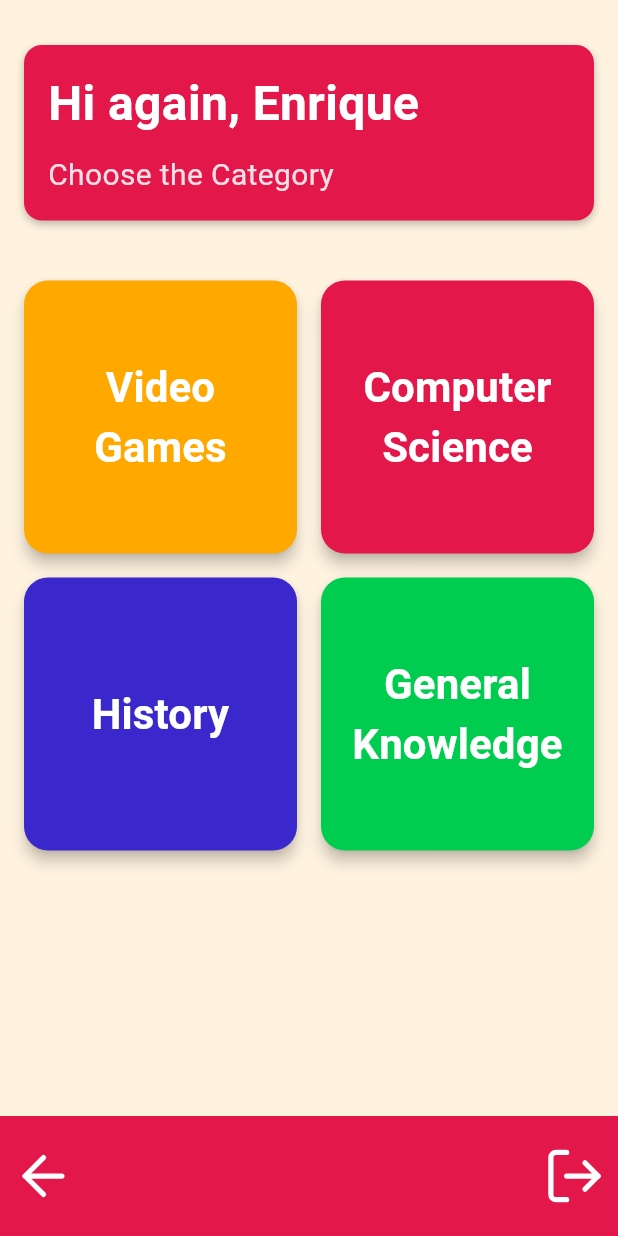
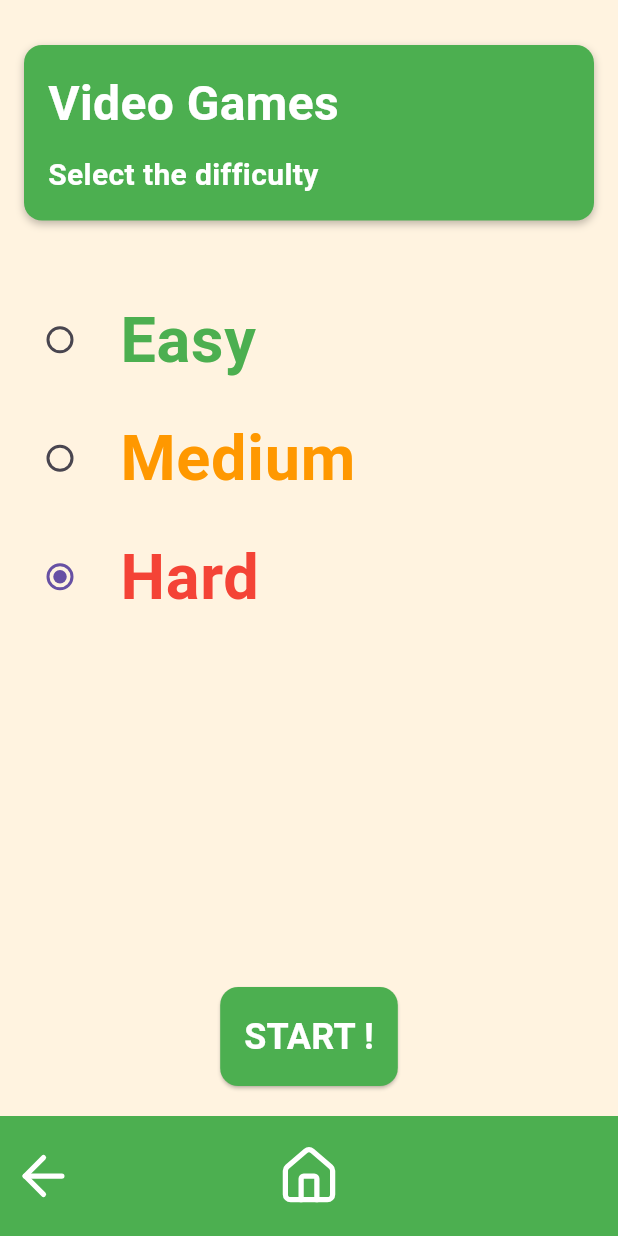
Before and after one commit to mirip1/QuizTime, a Flutter app: the HomeScreen screen opened by its route, after a tap on "Video Games", on a phone screen of 412 x 824 dp. Run offline on Flutter 3.47's test engine with Material 3 defaults, Android fonts, the phone set to English and light mode, and no system bars; our stand-ins replace firebase_auth, firebase_core, lucide_icons; accounts and stored records are empty.

Commit message:
Interfaz practicamente terminada

```diff
--- a/lib/main.dart
+++ b/lib/main.dart
@@ -18,8 +18,8 @@ class QuizTimeApp extends StatelessWidget {
   Widget build(BuildContext context) {
     return MaterialApp(
         debugShowCheckedModeBanner: false,
-        initialRoute: '/login',
-        routes: appRoutes,
+        initialRoute: '/login', // Aquí defines la ruta inicial
+        onGenerateRoute: onGenerateRoute,
         theme: ThemeData(
           scaffoldBackgroundColor: const Color(0xFFFFF3E0),
         ));
--- a/lib/routes/routes.dart
+++ b/lib/routes/routes.dart
@@ -2,9 +2,38 @@ import 'package:flutter/material.dart';
 import '../screens/login.dart';
 import '../screens/register.dart';
 import '../screens/home.dart';
+import '../screens/difficulty.dart';
 
-final Map<String, WidgetBuilder> appRoutes = {
-  '/login': (BuildContext context) => const LoginScreen(),
-  '/register': (BuildContext context) => const RegisterScreen(),
-  '/quiz': (BuildContext context) => const HomeScreen(),
-};
+Route<dynamic> onGenerateRoute(RouteSettings settings) {
+  switch (settings.name) {
+    case '/login':
+      return MaterialPageRoute(builder: (_) => const LoginScreen());
+
+    case '/register':
+      return MaterialPageRoute(builder: (_) => const RegisterScreen());
+
+    case '/quiz':
+      return MaterialPageRoute(builder: (_) => const HomeScreen());
+
+    case '/difficulty':
+      if (settings.arguments is Map<String, dynamic>) {
+        final args = settings.arguments as Map<String, dynamic>;
+        return MaterialPageRoute(
+          builder: (_) => DifficultySelectionScreen(category: args['category']),
+        );
+      }
+      return _errorRoute();
+
+    default:
+      return _errorRoute();
+  }
+}
+
+Route<dynamic> _errorRoute() {
+  return MaterialPageRoute(
+    builder: (_) => Scaffold(
+      appBar: AppBar(title: const Text("Error")),
+      body: const Center(child: Text("Ruta no encontrada")),
+    ),
+  );
+}
--- /dev/null
+++ b/lib/screens/difficulty.dart
@@ -0,0 +1,198 @@
+import 'package:flutter/material.dart';
+import 'package:lucide_icons/lucide_icons.dart';
+
+class DifficultySelectionScreen extends StatefulWidget {
+  final String category;
+
+  const DifficultySelectionScreen({Key? key, required this.category})
+      : super(key: key);
+
+  @override
+  _DifficultySelectionScreenState createState() =>
+      _DifficultySelectionScreenState();
+}
+
+class _DifficultySelectionScreenState extends State<DifficultySelectionScreen> {
+  String selectedDifficulty = "Hard";
+  String displayCategory = "";
+
+  @override
+  void initState() {
+    super.initState();
+
+    switch (widget.category) {
+      case "9":
+        displayCategory = "General knowledge";
+        break;
+      case "15":
+        displayCategory = "Video Games";
+        break;
+      case "18":
+        displayCategory = "Computer Science";
+        break;
+      case "23":
+        displayCategory = "History";
+        break;
+      default:
+        displayCategory = widget.category;
+    }
+  }
+
+  @override
+  Widget build(BuildContext context) {
+    return Scaffold(
+      body: SafeArea(
+        child: Column(
+          crossAxisAlignment: CrossAxisAlignment.start,
+          children: [
+            const SizedBox(height: 30),
+            Container(
+              width: double.infinity,
+              padding: const EdgeInsets.all(16.0),
+              margin: const EdgeInsets.symmetric(horizontal: 16.0),
+              decoration: BoxDecoration(
+                color: Colors.green,
+                borderRadius: BorderRadius.circular(12.0),
+                boxShadow: const [
+                  BoxShadow(
+                    color: Colors.black26,
+                    blurRadius: 4.0,
+                    offset: Offset(0, 2),
+                  ),
+                ],
+              ),
+              child: Column(
+                crossAxisAlignment: CrossAxisAlignment.start,
+                children: [
+                  Text(
+                    displayCategory,
+                    style: const TextStyle(
+                      fontSize: 32,
+                      fontWeight: FontWeight.bold,
+                      color: Colors.white,
+                    ),
+                  ),
+                  const SizedBox(height: 10),
+                  const Text(
+                    "Select the difficulty",
+                    style: TextStyle(
+                      fontSize: 20,
+                      fontWeight: FontWeight.bold,
+                      color: Colors.white,
+                    ),
+                  ),
+                ],
+              ),
+            ),
+            const SizedBox(height: 40),
+            Expanded(
+              child: Column(
+                children: [
+                  _buildDifficultyOption("Easy", Colors.green),
+                  _buildDifficultyOption("Medium", Colors.orange),
+                  _buildDifficultyOption("Hard", Colors.red),
+                ],
+              ),
+            ),
+            Container(
+              width: double
+                  .infinity, // Esto hace que el contenedor ocupe todo el ancho disponible
+              alignment:
+                  Alignment.center, // Centra el botón dentro del contenedor
+              child: Padding(
+                padding: const EdgeInsets.symmetric(horizontal: 16.0),
+                child: ElevatedButton(
+                  onPressed: () {
+                    Navigator.pushNamed(
+                      context,
+                      '/game',
+                      arguments: {
+                        'category': widget.category,
+                        'difficulty': selectedDifficulty,
+                      },
+                    );
+                  },
+                  style: ElevatedButton.styleFrom(
+                    backgroundColor: Colors.green,
+                    padding: const EdgeInsets.all(16.0),
+                    shape: RoundedRectangleBorder(
+                      borderRadius: BorderRadius.circular(12.0),
+                    ),
+                  ),
+                  child: const Text(
+                    "START !",
+                    style: TextStyle(
+                        fontSize: 24,
+                        color: Colors.white,
+                        fontWeight: FontWeight.bold),
+                  ),
+                ),
+              ),
+            ),
+            const SizedBox(
+                height:
+                    20), // Espaciado para que no quede pegado al siguiente contenedor
+            Container(
+              width: double.infinity,
+              height: 80,
+              color: Colors.green,
+              child: Row(
+                mainAxisAlignment: MainAxisAlignment.spaceBetween,
+                children: [
+                  IconButton(
+                    onPressed: () {
+                      Navigator.pop(context);
+                    },
+                    icon: const Icon(
+                      LucideIcons.arrowLeft,
+                      color: Colors.white,
+                      size: 42,
+                    ),
+                  ),
+                  IconButton(
+                    onPressed: () {
+                      Navigator.pop(context);
+                    },
+                    icon: const Icon(
+                      LucideIcons.home,
+                      color: Colors.white,
+                      size: 42,
+                    ),
+                  ),
+                  IconButton(
+                    onPressed: () {},
+                    icon: const Icon(
+                      LucideIcons.arrowLeft,
+                      color: Colors.green,
+                      size: 42,
+                    ),
+                  ),
+                ],
+              ),
+            ),
+          ],
+        ),
+      ),
+    );
+  }
+
+  // Widget que genera los botones de seleccion de dificultad
+  Widget _buildDifficultyOption(String difficulty, Color color) {
+    return ListTile(
+      title: Text(
+        difficulty,
+        style:
+            TextStyle(fontSize: 42, fontWeight: FontWeight.bold, color: color),
+      ),
+      leading: Radio<String>(
+        value: difficulty,
+        groupValue: selectedDifficulty,
+        onChanged: (value) {
+          setState(() {
+            selectedDifficulty = value!;
+          });
+        },
+      ),
+    );
+  }
+}
--- a/lib/screens/home.dart
+++ b/lib/screens/home.dart
@@ -14,7 +14,6 @@ class HomeScreen extends StatelessWidget {
             const SizedBox(height: 30),
             Container(
               width: double.infinity,
-
               padding: const EdgeInsets.all(16.0),
               margin: const EdgeInsets.symmetric(horizontal: 16.0),
               decoration: BoxDecoration(
@@ -57,7 +56,9 @@ class HomeScreen extends StatelessWidget {
             // Categorías en forma de botones
             Expanded(
               child: Padding(
-                padding: const EdgeInsets.symmetric(horizontal: 16.0),  // Agregar margen lateral a las categorías
+                padding: const EdgeInsets.symmetric(
+                    horizontal:
+                        16.0), // Agregar margen lateral a las categorías
                 child: GridView.count(
                   crossAxisCount: 2,
                   mainAxisSpacing: 16,
@@ -67,28 +68,44 @@ class HomeScreen extends StatelessWidget {
                       label: "Video Games",
                       color: const Color(0xFFFFA800),
                       onPressed: () {
-                        // Acción para Video Games
+                        Navigator.pushNamed(
+                          context,
+                          '/difficulty',
+                          arguments: {'category': '15'},
+                        );
                       },
                     ),
                     _buildCategoryButton(
                       label: "Computer Science",
                       color: const Color(0xFFE31749),
                       onPressed: () {
-                        // Acción para Computer Science
+                        Navigator.pushNamed(
+                          context,
+                          '/difficulty',
+                          arguments: {'category': '18'},
+                        );
                       },
                     ),
                     _buildCategoryButton(
                       label: "History",
                       color: const Color(0xFF3B28CC),
                       onPressed: () {
-                        // Acción para History
+                        Navigator.pushNamed(
+                          context,
+                          '/difficulty',
+                          arguments: {'category': '23'},
+                        );
                       },
                     ),
                     _buildCategoryButton(
                       label: "General Knowledge",
                       color: const Color(0xFF00CC4F),
                       onPressed: () {
-                        // Acción para General Knowledge
+                        Navigator.pushNamed(
+                          context,
+                          '/difficulty',
+                          arguments: {'category': '9'},
+                        );
                       },
                     ),
                   ],
@@ -115,7 +132,7 @@ class HomeScreen extends StatelessWidget {
                   ),
                   IconButton(
                     onPressed: () {
-                      // Acción para el botón de recargar
+                      Navigator.pop(context);
                     },
                     icon: const Icon(
                       LucideIcons.logOut,
```
